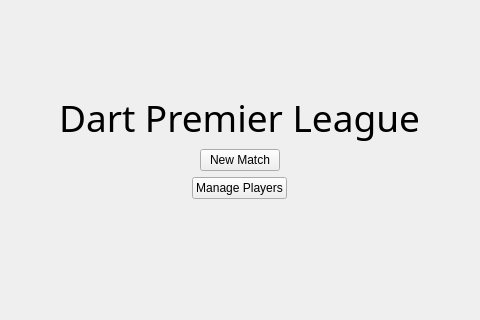
Qt form dartboard/views/StartMenu.ui (Jedimaster4559/CS499-DartBoard) before a commit; both pictures show x 98 to 578 and y 152 to 472 of the 676 by 618 pixel window.
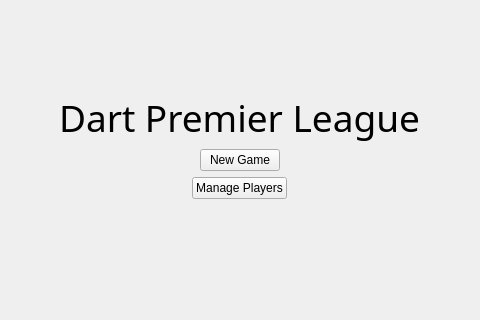
The same form after that commit.

Commit message: Fixed labels from saying "Sets" to "Matches

What changed in the file:
```diff
--- a/dartboard/views/StartMenu.ui
+++ b/dartboard/views/StartMenu.ui
@@ -45,7 +45,7 @@
          </sizepolicy>
         </property>
         <property name="text">
-         <string>New Match</string>
+         <string>New Game</string>
         </property>
        </widget>
       </item>
```
The commit also changes 5 other files.
